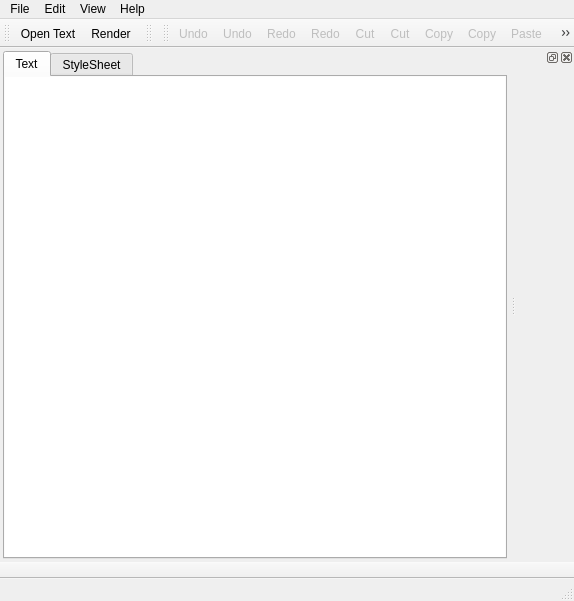
Old version of the form gui/main.ui in the repository rafaelmartins/rst2pdf.
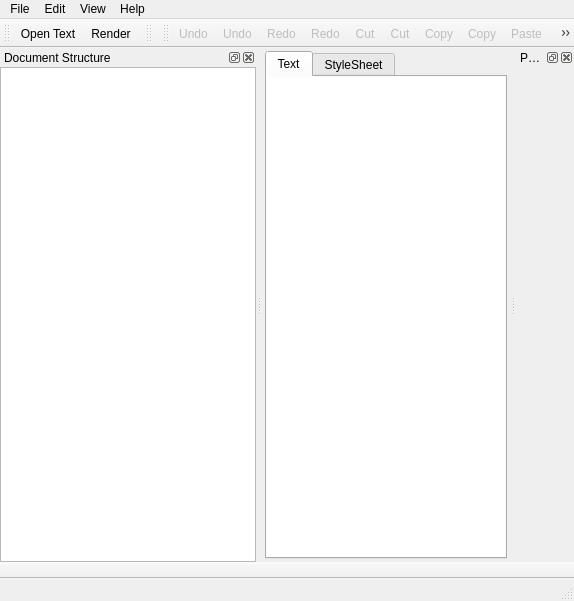
New version of the form. Icons and pictures are not drawn. Custom widgets are drawn as their Qt base class.

Commit message: Add document structure widget (just UI)

What changed in the file:
```diff
--- a/gui/main.ui
+++ b/gui/main.ui
@@ -170,6 +170,13 @@
    </attribute>
   </widget>
   <widget class="QDockWidget" name="dock">
+   <property name="windowIcon">
+    <iconset resource="icons.qrc">
+     <normaloff>:/icons/pdf.svg</normaloff>:/icons/pdf.svg</iconset>
+   </property>
+   <property name="windowTitle">
+    <string>PDF Preview</string>
+   </property>
    <attribute name="dockWidgetArea">
     <number>2</number>
    </attribute>
@@ -235,6 +242,40 @@
     <bool>false</bool>
    </attribute>
   </widget>
+  <widget class="QDockWidget" name="structure">
+   <property name="windowTitle">
+    <string>Document Structure</string>
+   </property>
+   <attribute name="dockWidgetArea">
+    <number>1</number>
+   </attribute>
+   <widget class="QWidget" name="dockWidgetContents_2">
+    <layout class="QVBoxLayout" name="verticalLayout_3">
+     <property name="margin">
+      <number>0</number>
+     </property>
+     <item>
+      <layout class="QVBoxLayout" name="verticalLayout_2">
+       <item>
+        <widget class="QTreeWidget" name="treeWidget">
+         <attribute name="headerVisible">
+          <bool>false</bool>
+         </attribute>
+         <attribute name="headerVisible">
+          <bool>false</bool>
+         </attribute>
+         <column>
+          <property name="text">
+           <string>Section</string>
+          </property>
+         </column>
+        </widget>
+       </item>
+      </layout>
+     </item>
+    </layout>
+   </widget>
+  </widget>
   <action name="actionLoad_Text">
    <property name="icon">
     <iconset resource="icons.qrc">
```
The commit also changes 2 other files.
